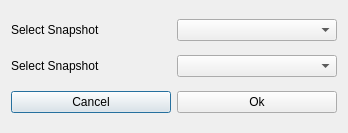
Old version of the form rbkit-lib/comapresnapshotform.ui in the repository codemancers/rbkit-client.
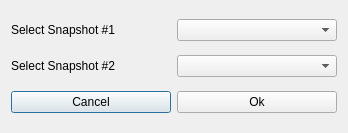
New version of the form.

```diff
--- a/rbkit-lib/comapresnapshotform.ui
+++ b/rbkit-lib/comapresnapshotform.ui
@@ -21,7 +21,7 @@
        <item>
         <widget class="QLabel" name="label">
          <property name="text">
-          <string>Select Snapshot</string>
+          <string>Select Snapshot #1</string>
          </property>
         </widget>
        </item>
@@ -35,7 +35,7 @@
        <item>
         <widget class="QLabel" name="label_2">
          <property name="text">
-          <string>Select Snapshot</string>
+          <string>Select Snapshot #2</string>
          </property>
         </widget>
        </item>
```
Left out of the diff: 4 changed lines with no effect on the pictures.
